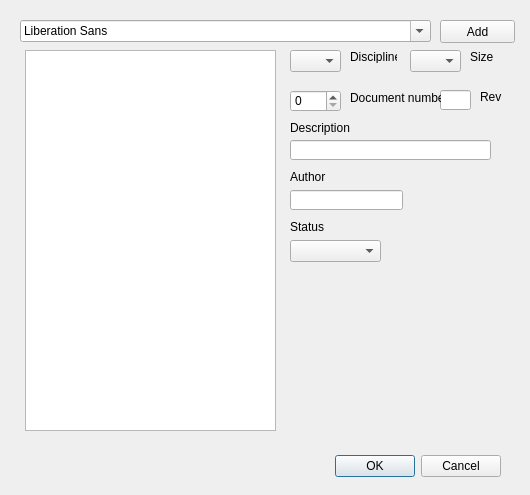
tomdufty/Calix_Doc_Register, file SRC/main_ui.ui: the form before one commit.
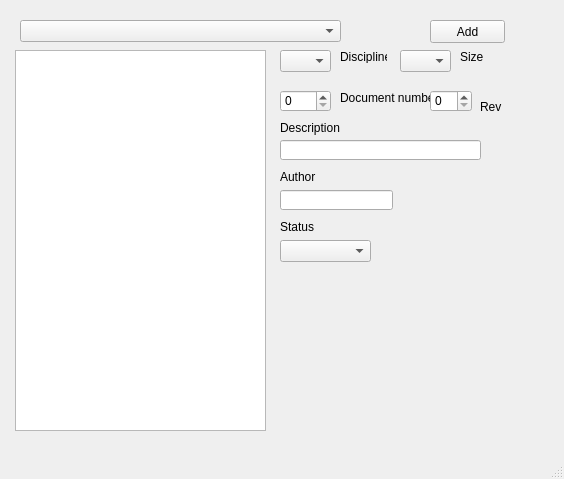
The form after the commit.

Commit message: main file changed to sqlite3

What changed in the file:
```diff
--- a/SRC/main_ui.ui
+++ b/SRC/main_ui.ui
@@ -1,147 +1,89 @@
 <?xml version="1.0" encoding="UTF-8"?>
 <ui version="4.0">
- <class>Dialog</class>
- <widget class="QDialog" name="Dialog">
+ <class>MainWindow</class>
+ <widget class="QMainWindow" name="MainWindow">
   <property name="geometry">
    <rect>
     <x>0</x>
     <y>0</y>
-    <width>530</width>
-    <height>495</height>
+    <width>564</width>
+    <height>479</height>
    </rect>
   </property>
   <property name="windowTitle">
    <string>Dialog</string>
   </property>
-  <widget class="QDialogButtonBox" name="buttonBox">
+  <widget class="QWidget" name="centralwidget">
+   <widget class="QLabel" name="label">
    <property name="geometry">
     <rect>
-     <x>160</x>
-     <y>450</y>
-     <width>341</width>
-     <height>32</height>
-    </rect>
-   </property>
-   <property name="orientation">
-    <enum>Qt::Horizontal</enum>
-   </property>
-   <property name="standardButtons">
-    <set>QDialogButtonBox::Cancel|QDialogButtonBox::Ok</set>
-   </property>
-  </widget>
-  <widget class="QTreeView" name="treeView">
-   <property name="geometry">
-    <rect>
-     <x>25</x>
+      <x>340</x>
      <y>50</y>
-     <width>251</width>
-     <height>381</height>
-    </rect>
-   </property>
-  </widget>
-  <widget class="QFontComboBox" name="ProjectComboBox">
-   <property name="geometry">
-    <rect>
-     <x>20</x>
-     <y>20</y>
-     <width>411</width>
-     <height>22</height>
-    </rect>
-   </property>
-  </widget>
-  <widget class="QComboBox" name="comboBox">
+      <width>47</width>
+      <height>13</height>
+     </rect>
+    </property>
+    <property name="text">
+     <string>Discipline</string>
+    </property>
+   </widget>
+   <widget class="QComboBox" name="statusCombo">
    <property name="geometry">
     <rect>
-     <x>290</x>
-     <y>50</y>
-     <width>51</width>
+      <x>280</x>
+      <y>240</y>
+      <width>91</width>
      <height>22</height>
     </rect>
    </property>
   </widget>
-  <widget class="QComboBox" name="comboBox_2">
+   <widget class="QSpinBox" name="seqSpin">
    <property name="geometry">
     <rect>
-     <x>410</x>
-     <y>50</y>
-     <width>51</width>
-     <height>22</height>
-    </rect>
-   </property>
-  </widget>
-  <widget class="QSpinBox" name="spinBox">
-   <property name="geometry">
-    <rect>
-     <x>290</x>
+      <x>280</x>
      <y>90</y>
      <width>51</width>
      <height>22</height>
     </rect>
    </property>
   </widget>
-  <widget class="QLineEdit" name="lineEdit">
+   <widget class="QPushButton" name="newTrackButton">
    <property name="geometry">
     <rect>
-     <x>290</x>
+      <x>430</x>
+      <y>20</y>
+      <width>75</width>
+      <height>23</height>
+     </rect>
+    </property>
+    <property name="text">
+     <string>Add</string>
+    </property>
+   </widget>
+   <widget class="QLineEdit" name="description">
+    <property name="geometry">
+     <rect>
+      <x>280</x>
      <y>140</y>
      <width>201</width>
      <height>20</height>
     </rect>
    </property>
   </widget>
-  <widget class="QLineEdit" name="lineEdit_2">
+   <widget class="QLineEdit" name="author">
    <property name="geometry">
     <rect>
-     <x>290</x>
+      <x>280</x>
      <y>190</y>
      <width>113</width>
      <height>20</height>
     </rect>
    </property>
   </widget>
-  <widget class="QLineEdit" name="lineEdit_3">
-   <property name="geometry">
-    <rect>
-     <x>440</x>
-     <y>90</y>
-     <width>31</width>
-     <height>20</height>
-    </rect>
-   </property>
-   <property name="text">
-    <string/>
-   </property>
-  </widget>
-  <widget class="QLabel" name="label">
-   <property name="geometry">
-    <rect>
-     <x>350</x>
-     <y>50</y>
-     <width>47</width>
-     <height>13</height>
-    </rect>
-   </property>
-   <property name="text">
-    <string>Discipline</string>
-   </property>
-  </widget>
-  <widget class="QLabel" name="label_2">
-   <property name="geometry">
-    <rect>
-     <x>470</x>
-     <y>50</y>
-     <width>47</width>
-     <height>13</height>
-    </rect>
-   </property>
-   <property name="text">
-    <string>Size</string>
-   </property>
-  </widget>
   <widget class="QLabel" name="label_3">
    <property name="geometry">
     <rect>
-     <x>350</x>
+      <x>340</x>
      <y>90</y>
      <width>91</width>
      <height>16</height>
@@ -151,24 +93,64 @@
     <string>Document number</string>
    </property>
   </widget>
-  <widget class="QPushButton" name="pushButton">
+   <widget class="QComboBox" name="trackListCombo">
    <property name="geometry">
     <rect>
-     <x>440</x>
+      <x>20</x>
      <y>20</y>
-     <width>75</width>
-     <height>23</height>
+      <width>321</width>
+      <height>22</height>
+     </rect>
+    </property>
+   </widget>
+   <widget class="QSpinBox" name="revSpin">
+    <property name="geometry">
+     <rect>
+      <x>430</x>
+      <y>90</y>
+      <width>42</width>
+      <height>22</height>
+     </rect>
+    </property>
+   </widget>
+   <widget class="QComboBox" name="sizeCombo">
+    <property name="geometry">
+     <rect>
+      <x>400</x>
+      <y>50</y>
+      <width>51</width>
+      <height>22</height>
+     </rect>
+    </property>
+   </widget>
+   <widget class="QLabel" name="label_6">
+    <property name="geometry">
+     <rect>
+      <x>280</x>
+      <y>170</y>
+      <width>47</width>
+      <height>13</height>
     </rect>
    </property>
    <property name="text">
-    <string>Add</string>
+     <string>Author</string>
+    </property>
+   </widget>
+   <widget class="QComboBox" name="disciplineCombo">
+    <property name="geometry">
+     <rect>
+      <x>280</x>
+      <y>50</y>
+      <width>51</width>
+      <height>22</height>
+     </rect>
    </property>
   </widget>
   <widget class="QLabel" name="label_4">
    <property name="geometry">
     <rect>
      <x>480</x>
-     <y>90</y>
+      <y>100</y>
      <width>47</width>
      <height>13</height>
     </rect>
@@ -177,10 +159,20 @@
     <string>Rev</string>
    </property>
   </widget>
+   <widget class="QTreeView" name="fileTree">
+    <property name="geometry">
+     <rect>
+      <x>15</x>
+      <y>50</y>
+      <width>251</width>
+      <height>381</height>
+     </rect>
+    </property>
+   </widget>
   <widget class="QLabel" name="label_5">
    <property name="geometry">
     <rect>
-     <x>290</x>
+      <x>280</x>
      <y>120</y>
      <width>61</width>
      <height>16</height>
@@ -190,33 +182,10 @@
     <string>Description</string>
    </property>
   </widget>
-  <widget class="QLabel" name="label_6">
-   <property name="geometry">
-    <rect>
-     <x>290</x>
-     <y>170</y>
-     <width>47</width>
-     <height>13</height>
-    </rect>
-   </property>
-   <property name="text">
-    <string>Author</string>
-   </property>
-  </widget>
-  <widget class="QComboBox" name="comboBox_3">
-   <property name="geometry">
-    <rect>
-     <x>290</x>
-     <y>240</y>
-     <width>91</width>
-     <height>22</height>
-    </rect>
-   </property>
-  </widget>
   <widget class="QLabel" name="label_7">
    <property name="geometry">
     <rect>
-     <x>290</x>
+      <x>280</x>
      <y>220</y>
      <width>47</width>
      <height>13</height>
@@ -226,6 +195,31 @@
     <string>Status</string>
    </property>
   </widget>
+   <widget class="QLabel" name="label_2">
+    <property name="geometry">
+     <rect>
+      <x>460</x>
+      <y>50</y>
+      <width>47</width>
+      <height>13</height>
+     </rect>
+    </property>
+    <property name="text">
+     <string>Size</string>
+    </property>
+   </widget>
+  </widget>
+  <widget class="QMenuBar" name="menubar">
+   <property name="geometry">
+    <rect>
+     <x>0</x>
+     <y>0</y>
+     <width>564</width>
+     <height>21</height>
+    </rect>
+   </property>
+  </widget>
+  <widget class="QStatusBar" name="statusbar"/>
  </widget>
  <resources/>
  <connections>
```
Left out of the diff: 37 changed lines with no effect on the pictures. Lines whose indentation alone changed are shown as unchanged. The commit also changes 2 other files.
